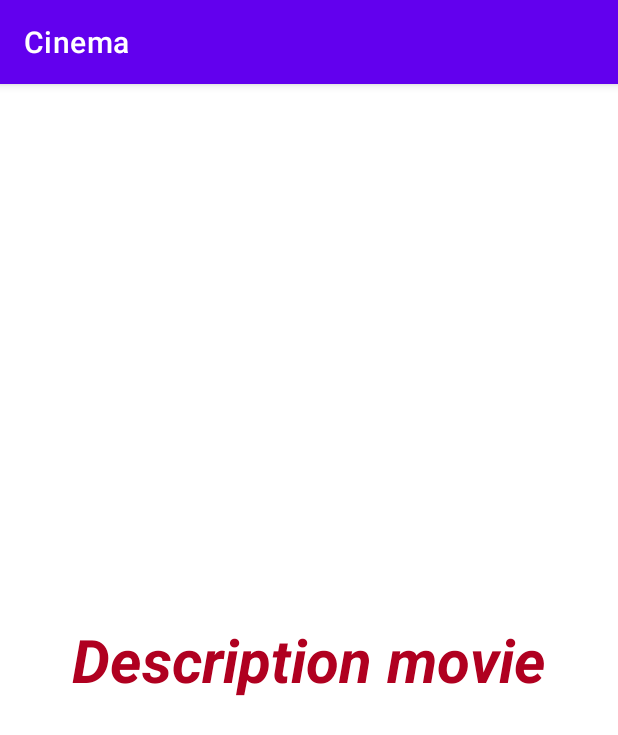
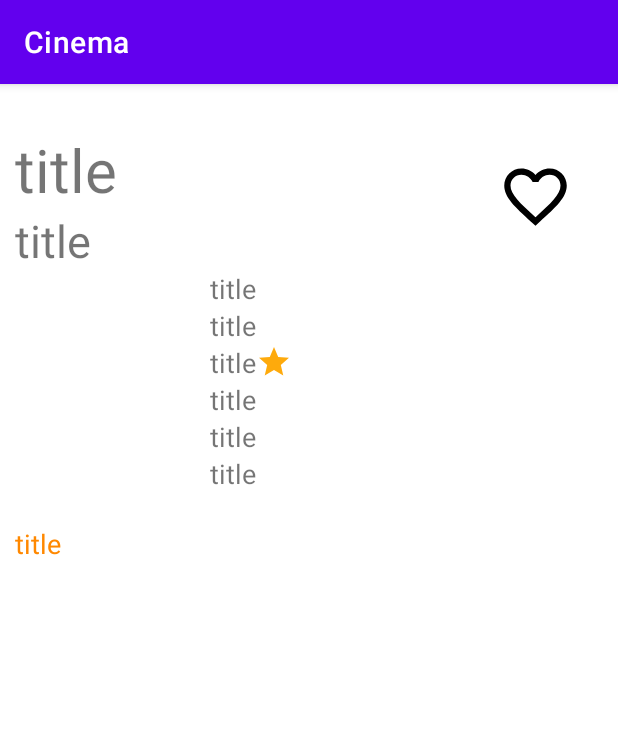
Before and after one commit to Sherlockh99/Cinema, an Android app: the fragment ThirdFragment shown on its own in the app's theme, on a phone screen of 412 x 824 dp. Shown: the top 735 px of the screen. Run offline under Robolectric (Android 15) with nearby library versions, the phone set to English and light mode, and no system bars.

Commit message:
Updated fragments

```diff
--- a/app/src/main/java/com/sherlock/gb/kotlin/cinema/model/Movie.kt
+++ b/app/src/main/java/com/sherlock/gb/kotlin/cinema/model/Movie.kt
@@ -1,8 +1,12 @@
 package com.sherlock.gb.kotlin.cinema.model
 
+import android.os.Parcelable
+import kotlinx.android.parcel.Parcelize
+
+@Parcelize
 data class Movie(
     val movie_title: String,
     val original_title: String,
     val year: Int,
     val picture: Int = 0
-)
+) : Parcelable
--- a/app/src/main/java/com/sherlock/gb/kotlin/cinema/model/RepositoryImpl.kt
+++ b/app/src/main/java/com/sherlock/gb/kotlin/cinema/model/RepositoryImpl.kt
@@ -10,6 +10,6 @@ class RepositoryImpl : Repository {
     }
 
     override fun getAboutMovieLocalStorageUpcoming(): List<AboutMovie> {
-        return nowPlaying()
+        return upcoming()
     }
 }
--- a/app/src/main/java/com/sherlock/gb/kotlin/cinema/view/ThirdFragment.kt
+++ b/app/src/main/java/com/sherlock/gb/kotlin/cinema/view/ThirdFragment.kt
@@ -3,4 +3,4 @@ package com.sherlock.gb.kotlin.cinema.view
 import androidx.fragment.app.Fragment
 import com.sherlock.gb.kotlin.cinema.R
 
-class ThirdFragment : Fragment(R.layout.fragment_third)
+class ThirdFragment : Fragment(R.layout.fragment_details)
--- a/app/src/main/java/com/sherlock/gb/kotlin/cinema/viewmodel/AppState.kt
+++ b/app/src/main/java/com/sherlock/gb/kotlin/cinema/viewmodel/AppState.kt
@@ -3,7 +3,7 @@ package com.sherlock.gb.kotlin.cinema.viewmodel
 import com.sherlock.gb.kotlin.cinema.model.AboutMovie
 
 sealed class AppState {
-    data class Success(val AboutMovieData : AboutMovie) : AppState()
-    data class Error(val error : Throwable) : AppState()
+    data class Success(val AboutMovieData: List<AboutMovie>) : AppState()
+    data class Error(val error: Throwable) : AppState()
     object Loading : AppState()
 }
--- /dev/null
+++ b/app/src/main/res/drawable/ic_baseline_favorite_24_yellow.xml
@@ -0,0 +1,5 @@
+<vector android:height="24dp" android:tint="#F8D856"
+    android:viewportHeight="24" android:viewportWidth="24"
+    android:width="24dp" xmlns:android="http://schemas.android.com/apk/res/android">
+    <path android:fillColor="@android:color/white" android:pathData="M12,21.35l-1.45,-1.32C5.4,15.36 2,12.28 2,8.5 2,5.42 4.42,3 7.5,3c1.74,0 3.41,0.81 4.5,2.09C13.09,3.81 14.76,3 16.5,3 19.58,3 22,5.42 22,8.5c0,3.78 -3.4,6.86 -8.55,11.54L12,21.35z"/>
+</vector>
--- /dev/null
+++ b/app/src/main/res/drawable/ic_baseline_favorite_border_24_empty.xml
@@ -0,0 +1,5 @@
+<vector android:height="24dp" android:tint="#000000"
+    android:viewportHeight="24" android:viewportWidth="24"
+    android:width="24dp" xmlns:android="http://schemas.android.com/apk/res/android">
+    <path android:fillColor="@android:color/white" android:pathData="M16.5,3c-1.74,0 -3.41,0.81 -4.5,2.09C10.91,3.81 9.24,3 7.5,3 4.42,3 2,5.42 2,8.5c0,3.78 3.4,6.86 8.55,11.54L12,21.35l1.45,-1.32C18.6,15.36 22,12.28 22,8.5 22,5.42 19.58,3 16.5,3zM12.1,18.55l-0.1,0.1 -0.1,-0.1C7.14,14.24 4,11.39 4,8.5 4,6.5 5.5,5 7.5,5c1.54,0 3.04,0.99 3.57,2.36h1.87C13.46,5.99 14.96,5 16.5,5c2,0 3.5,1.5 3.5,3.5 0,2.89 -3.14,5.74 -7.9,10.05z"/>
+</vector>
--- /dev/null
+++ b/app/src/main/res/layout/fragment_details.xml
@@ -0,0 +1,124 @@
+<?xml version="1.0" encoding="utf-8"?>
+<androidx.constraintlayout.widget.ConstraintLayout xmlns:android="http://schemas.android.com/apk/res/android"
+    xmlns:app="http://schemas.android.com/apk/res-auto"
+    android:layout_width="match_parent"
+    android:layout_height="match_parent"
+    android:padding="@dimen/fragment_padding">
+
+
+    <TextView
+        android:id="@+id/details_title_movie"
+        android:layout_width="wrap_content"
+        android:layout_height="wrap_content"
+        android:layout_marginTop="@dimen/margin_top"
+        android:text="title"
+        android:textSize="@dimen/title_size_details"
+        app:layout_constraintRight_toLeftOf="@+id/details_is_like_movie"
+        app:layout_constraintStart_toStartOf="parent"
+        app:layout_constraintTop_toTopOf="parent" />
+
+    <ImageView
+        android:id="@+id/details_is_like_movie"
+        android:layout_width="@dimen/heart_width"
+        android:layout_height="@dimen/heart_width"
+        android:layout_margin="@dimen/heart_margin"
+        android:src="@drawable/ic_baseline_favorite_border_24_empty"
+        app:layout_constraintRight_toRightOf="parent"
+        app:layout_constraintTop_toTopOf="@+id/details_title_movie" />
+
+    <TextView
+        android:id="@+id/details_original_title_movie"
+        android:layout_width="wrap_content"
+        android:layout_height="@dimen/title_height"
+        android:text="title"
+        android:textSize="@dimen/original_title"
+        app:layout_constraintStart_toStartOf="parent"
+        app:layout_constraintTop_toBottomOf="@+id/details_title_movie" />
+
+    <ImageView
+        android:id="@+id/details_banner_movie"
+        android:layout_width="@dimen/image_width"
+        android:layout_height="@dimen/image_height"
+        app:layout_constraintStart_toStartOf="parent"
+        app:layout_constraintTop_toBottomOf="@+id/details_original_title_movie" />
+
+    <TextView
+        android:id="@+id/details_genre_movie"
+        android:layout_width="wrap_content"
+        android:layout_height="wrap_content"
+        android:layout_marginLeft="@dimen/fragment_padding"
+        android:text="title"
+        android:textSize="@dimen/description_text_size"
+        app:layout_constraintLeft_toRightOf="@+id/details_banner_movie"
+        app:layout_constraintTop_toTopOf="@+id/details_banner_movie" />
+
+    <TextView
+        android:id="@+id/details_duration_movie"
+        android:layout_width="wrap_content"
+        android:layout_height="wrap_content"
+        android:layout_marginLeft="@dimen/fragment_padding"
+        android:text="title"
+        android:textSize="@dimen/description_text_size"
+        app:layout_constraintLeft_toRightOf="@+id/details_banner_movie"
+        app:layout_constraintTop_toBottomOf="@+id/details_genre_movie" />
+
+    <TextView
+        android:id="@+id/details_rating_movie"
+        android:layout_width="wrap_content"
+        android:layout_height="wrap_content"
+        android:layout_marginLeft="@dimen/fragment_padding"
+        android:text="title"
+        android:textSize="@dimen/description_text_size"
+        app:layout_constraintLeft_toRightOf="@+id/details_banner_movie"
+        app:layout_constraintTop_toBottomOf="@+id/details_duration_movie" />
+
+    <ImageView
+        android:id="@+id/details_star"
+        android:layout_width="wrap_content"
+        android:layout_height="wrap_content"
+        android:src="@drawable/ic_baseline_star_24"
+        app:layout_constraintLeft_toRightOf="@+id/details_rating_movie"
+        app:layout_constraintTop_toTopOf="@+id/details_rating_movie" />
+
+    <TextView
+        android:id="@+id/details_year_movie"
+        android:layout_width="wrap_content"
+        android:layout_height="wrap_content"
+        android:layout_marginLeft="@dimen/fragment_padding"
+        android:text="title"
+        android:textSize="@dimen/description_text_size"
+        app:layout_constraintLeft_toRightOf="@+id/details_banner_movie"
+        app:layout_constraintTop_toBottomOf="@+id/details_rating_movie" />
+
+    <TextView
+        android:id="@+id/details_budget_movie"
+        android:layout_width="wrap_content"
+        android:layout_height="wrap_content"
+        android:layout_marginLeft="@dimen/fragment_padding"
+        android:text="title"
+        android:textSize="@dimen/description_text_size"
+        app:layout_constraintLeft_toRightOf="@+id/details_banner_movie"
+        app:layout_constraintTop_toBottomOf="@+id/details_year_movie" />
+
+    <TextView
+        android:id="@+id/details_revenue_movie"
+        android:layout_width="wrap_content"
+        android:layout_height="wrap_content"
+        android:layout_marginLeft="@dimen/fragment_padding"
+        android:text="title"
+        android:textSize="@dimen/description_text_size"
+        app:layout_constraintLeft_toRightOf="@+id/details_banner_movie"
+        app:layout_constraintTop_toBottomOf="@+id/details_budget_movie" />
+
+    <TextView
+        android:id="@+id/details_description_movie"
+        android:layout_width="wrap_content"
+        android:layout_height="wrap_content"
+        android:text="title"
+        android:textColor="@android:color/holo_orange_dark"
+        android:textSize="@dimen/description_text_size"
+        app:layout_constraintLeft_toLeftOf="@+id/details_banner_movie"
+        app:layout_constraintTop_toBottomOf="@+id/details_banner_movie" />
+
+
+</androidx.constraintlayout.widget.ConstraintLayout>
--- a/app/src/main/res/layout/fragment_third.xml
+++ /dev/null
@@ -1,24 +0,0 @@
-<?xml version="1.0" encoding="utf-8"?>
-<FrameLayout xmlns:android="http://schemas.android.com/apk/res/android"
-    xmlns:app="http://schemas.android.com/apk/res-auto"
-    xmlns:tools="http://schemas.android.com/tools"
-    android:layout_width="match_parent"
-    android:layout_height="match_parent"
-    tools:context=".view.ThirdFragment">
-
-    <TextView
-        android:id="@+id/thirdFragment"
-        android:layout_width="wrap_content"
-        android:layout_height="wrap_content"
-        android:text="Description movie"
-        android:textColor="@color/design_default_color_error"
-        android:textSize="@dimen/message"
-        android:layout_gravity="center"
-        android:textStyle="italic|bold"
-        app:layout_constraintBottom_toBottomOf="parent"
-        app:layout_constraintEnd_toEndOf="parent"
-        app:layout_constraintHorizontal_bias="0.5"
-        app:layout_constraintStart_toStartOf="parent"
-        app:layout_constraintTop_toTopOf="parent" />
-
-</FrameLayout>
--- a/app/src/main/res/values/dimen.xml
+++ b/app/src/main/res/values/dimen.xml
@@ -11,4 +11,13 @@
     <dimen name="text_card_size">15sp</dimen>
     <dimen name="recycler_height">250dp</dimen>
     <dimen name="message">40sp</dimen>
+    <dimen name="fragment_padding">10dp</dimen>
+    <dimen name="margin_top">20sp</dimen>
+    <dimen name="title_size_details">40sp</dimen>
+    <dimen name="heart_width">50sp</dimen>
+    <dimen name="heart_margin">20sp</dimen>
+    <dimen name="heart_size">20dp</dimen>
+    <dimen name="original_title">30sp</dimen>
+    <dimen name="description_text_size">18sp</dimen>
+
 </resources>
--- a/app/src/main/res/values/strings.xml
+++ b/app/src/main/res/values/strings.xml
@@ -10,4 +10,7 @@
     <string name="about_program">About program</string>
     <string name="message_dialog">Program was created by Sherlock</string>
     <string name="yes">Yes</string>
+    <string name="release_date">Release date: </string>
+    <string name="budget">Budget: </string>
+    <string name="revenue">Revenue: </string>
 </resources>
```
Also changed, not shown: app/src/main/java/com/sherlock/gb/kotlin/cinema/view/DetailsFragment.kt (added, +70 -0 lines), app/src/main/java/com/sherlock/gb/kotlin/cinema/view/MainFragment.kt (+38 -96 lines), app/src/main/java/com/sherlock/gb/kotlin/cinema/view/MainFragmentAdapter.kt (added, +84 -0 lines), app/src/main/java/com/sherlock/gb/kotlin/cinema/viewmodel/MainViewModel.kt (+13 -7 lines), app/src/main/res/layout/fragment_main.xml (+14 -13 lines), app/src/main/res/layout/now_playing_item.xml (+9 -1 lines).
